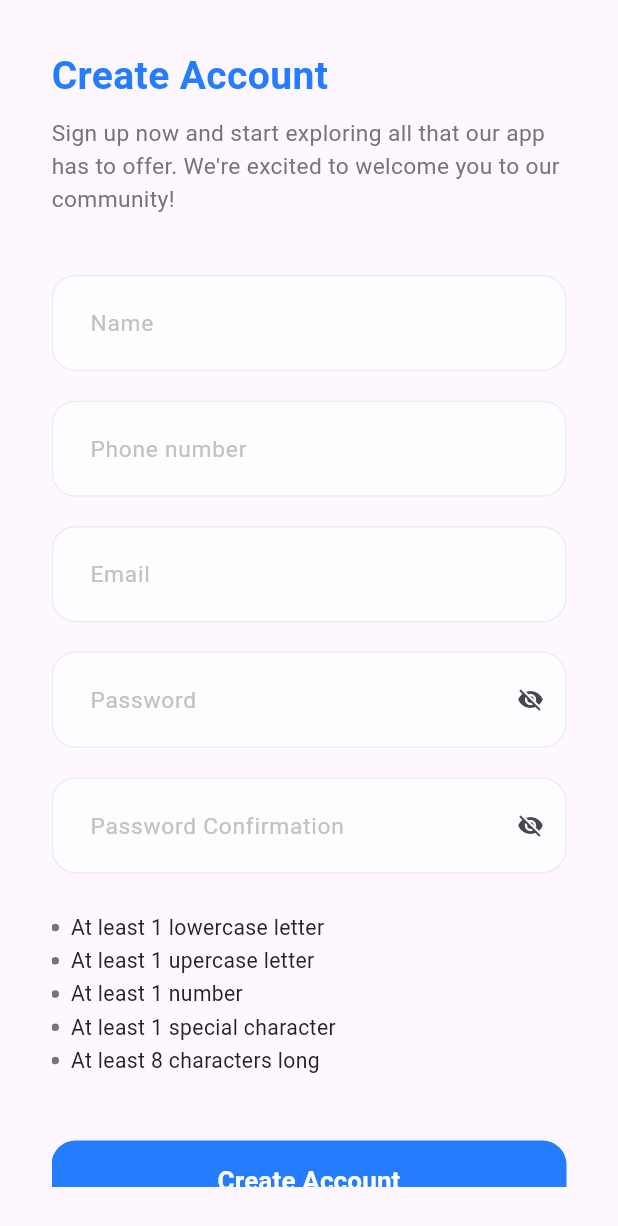
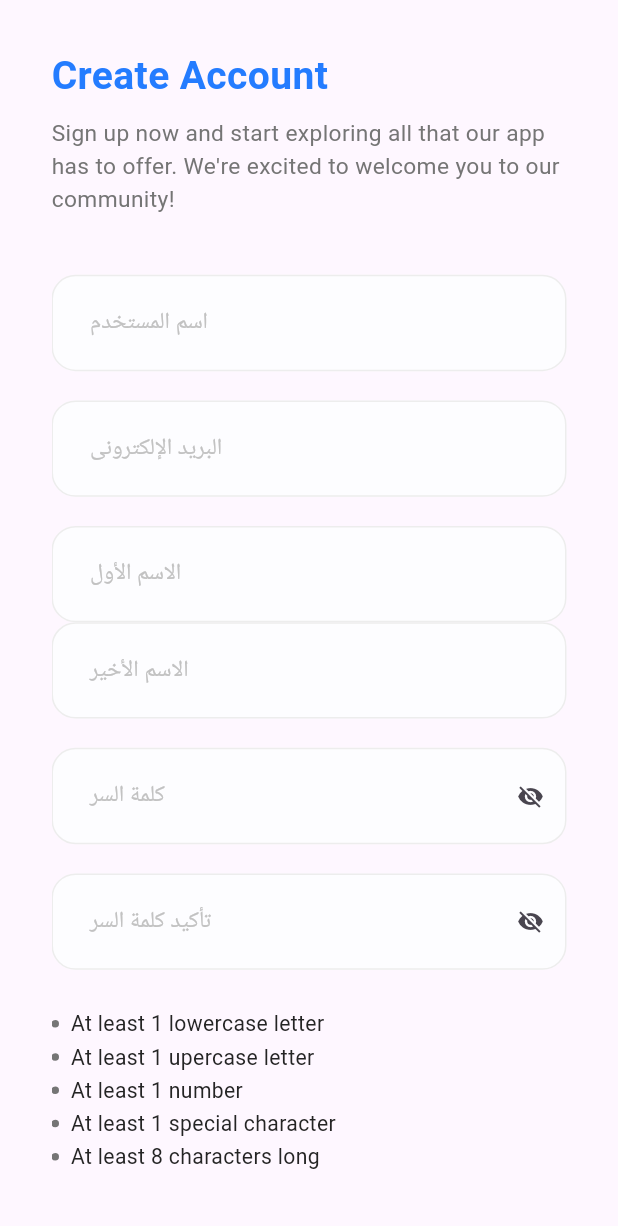
Before and after one commit to Ibrahim653/Ecommerce-App, a Flutter app: the RegisterScreen screen opened by its route, on a phone screen of 412 x 824 dp. Shown: the top 1226 px of the screen. Run offline on Flutter 3.47's test engine with Material 3 defaults, Android fonts, the phone set to English and light mode, and no system bars; our stand-ins replace dio, flutter_bloc, flutter_screenutil, freezed_annotation, get_it, pretty_dio_logger and 1 more; generated files the repository leaves out were written again.

Commit message:
add font for the app and login logo create register model edit register ui

```diff
--- a/lib/features/register/data/models/register_request_body.dart
+++ b/lib/features/register/data/models/register_request_body.dart
@@ -3,21 +3,20 @@ part 'register_request_body.g.dart';
 
 @JsonSerializable()
 class RegisterRequestBody {
-  final String name;
+  final String username;
+  final String password;
   final String email;
-  final String password;
-  final String phone;
-  final int gender;
-  @JsonKey(name: 'password_confirmation')
-  final String passwordConfimation;
+  @JsonKey(name: 'first_name')
+  final String firstName;
+  @JsonKey(name: 'last_name')
+  final String lastName;
 
   RegisterRequestBody({
+    required this.username,
+    required this.password,
     required this.email,
-    required this.password,
-    required this.name,
-    required this.phone,
-    required this.gender,
-    required this.passwordConfimation,
+    required this.firstName,
+    required this.lastName,
   });
   Map<String, dynamic> toJson() => _$RegisterRequestBodyToJson(this);
 }
--- a/lib/features/register/logic/cubit/register_cubit.dart
+++ b/lib/features/register/logic/cubit/register_cubit.dart
@@ -10,24 +10,22 @@ class RegisterCubit extends Cubit<RegisterState> {
   RegisterCubit(this._registerRepo) : super(const RegisterState.initial());
 
   TextEditingController passwordController = TextEditingController();
-  TextEditingController passwordConfirmationController =
-      TextEditingController();
   TextEditingController emailController = TextEditingController();
-  TextEditingController nameController = TextEditingController();
-  TextEditingController phoneController = TextEditingController();
-  TextEditingController genderController = TextEditingController();
+  TextEditingController usernameController = TextEditingController();
+  TextEditingController firstNameController = TextEditingController();
+  TextEditingController lastNameController = TextEditingController();
   final formKey = GlobalKey<FormState>();
 
   void emitRegisterSatate() async {
     emit(const RegisterState.loading());
     final response = await _registerRepo.register(
       RegisterRequestBody(
-        name: nameController.text,
+
+        username: usernameController.text,
         email: emailController.text,
         password: passwordController.text,
-        phone: phoneController.text,
-        gender: 0,
-        passwordConfimation: passwordConfirmationController.text,
+        firstName: firstNameController.text,
+        lastName: lastNameController.text,
       ),
     );
     response.when(
--- a/lib/features/register/ui/widgets/register_form.dart
+++ b/lib/features/register/ui/widgets/register_form.dart
@@ -53,29 +53,17 @@ class _RegisterFormState extends State<RegisterForm> {
       child: Column(
         children: [
           CustomTextFormField(
-            title: 'Name',
+            title: 'اسم المستخدم',
             validator: (value) {
               if (value == null || value.isEmpty) {
                 return 'Please enter a valid name';
               }
             },
-            controller: context.read<RegisterCubit>().nameController,
+            controller: context.read<RegisterCubit>().usernameController,
           ),
           verticalSpace(18),
           CustomTextFormField(
-            title: 'Phone number',
-            validator: (value) {
-              if (value == null ||
-                  value.isEmpty ||
-                  !AppRegex.isPhoneNumberValid(value)) {
-                return 'Please enter a valid phone number';
-              }
-            },
-            controller: context.read<RegisterCubit>().phoneController,
-          ),
-          verticalSpace(18),
-          CustomTextFormField(
-            title: 'Email',
+            title: 'البريد الإلكترونى',
             validator: (value) {
               if (value == null ||
                   value.isEmpty ||
@@ -87,8 +75,27 @@ class _RegisterFormState extends State<RegisterForm> {
           ),
           verticalSpace(18),
           CustomTextFormField(
+            title: 'الاسم الأول',
+            validator: (value) {
+              if (value == null || value.isEmpty) {
+                return 'Please enter a valid phone number';
+              }
+            },
+            controller: context.read<RegisterCubit>().firstNameController,
+          ),
+          CustomTextFormField(
+            title: 'الاسم الأخير',
+            validator: (value) {
+              if (value == null || value.isEmpty) {
+                return 'Please enter a valid phone number';
+              }
+            },
+            controller: context.read<RegisterCubit>().lastNameController,
+          ),
+          verticalSpace(18),
+          CustomTextFormField(
             controller: context.read<RegisterCubit>().passwordController,
-            title: 'Password',
+            title: 'كلمة السر',
             obsecureText: isPasswordObscureText,
             suffexIcon: GestureDetector(
               onTap: () {
@@ -108,9 +115,8 @@ class _RegisterFormState extends State<RegisterForm> {
           ),
           verticalSpace(18),
           CustomTextFormField(
-            controller:
-                context.read<RegisterCubit>().passwordConfirmationController,
-            title: 'Password Confirmation',
+            // controller:,       //TODO: add confirmation password
+            title: 'تأكيد كلمة السر',
             obsecureText: isPasswordConfirmationObscureText,
             suffexIcon: GestureDetector(
               onTap: () {
```
Also changed, not shown: lib/features/register/data/models/register_response.dart (+43 -13 lines), pubspec.yaml (+12 -6 lines), assets/fonts/Tajawal-Black.ttf (added), assets/fonts/Tajawal-Bold.ttf (added), assets/fonts/Tajawal-ExtraBold.ttf (added), assets/fonts/Tajawal-ExtraLight.ttf (added), assets/fonts/Tajawal-Light.ttf (added), assets/fonts/Tajawal-Medium.ttf (added), assets/fonts/Tajawal-Regular.ttf (added), assets/images/login_logo.png (added), lib/features/register/data/models/register_request_body.g.dart, lib/features/register/data/models/register_response.g.dart.
